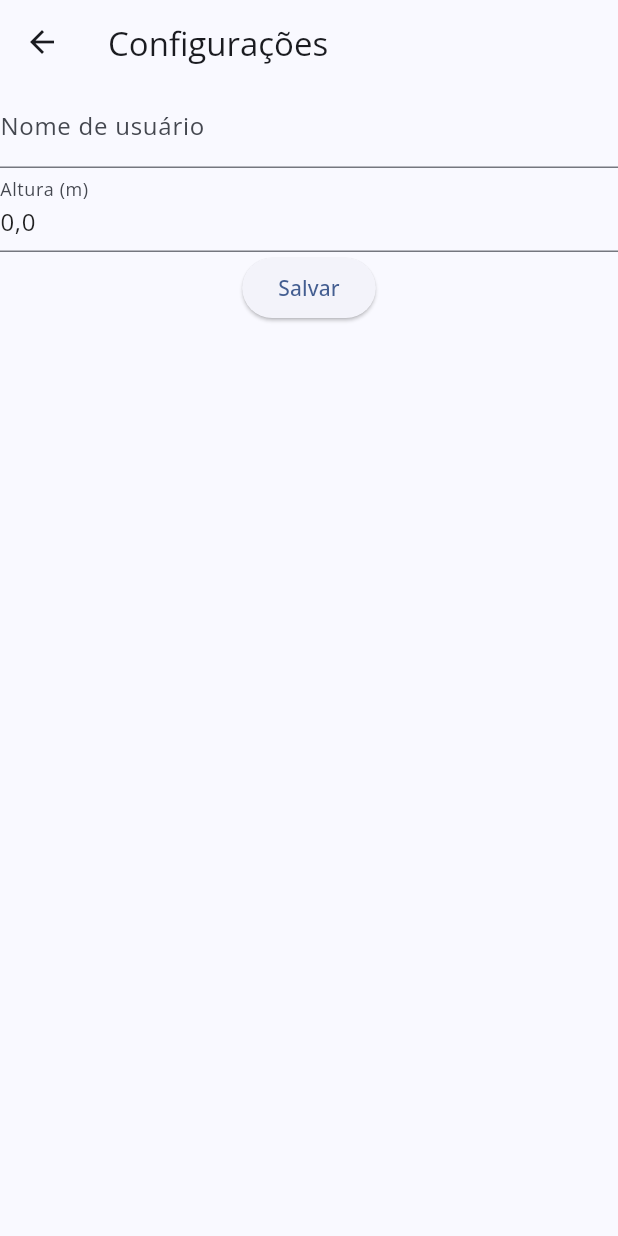
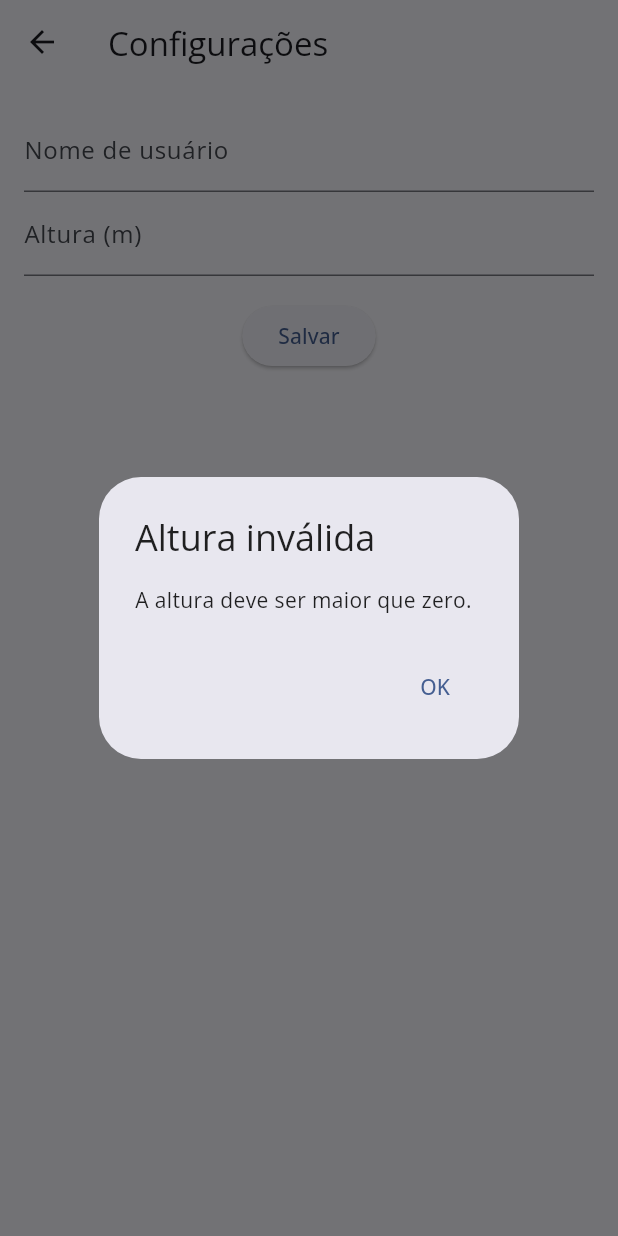
Before and after one commit to iugmali/imc_flutter, a Flutter app: the ConfigurationPage screen opened directly, after a tap on "Salvar", on a phone screen of 412 x 824 dp. Run offline on Flutter 3.47's test engine with Material 2 defaults, Android fonts, the phone set to English and light mode, and no system bars; our stand-ins replace google_fonts, hive, shared_preferences; accounts and stored records are empty; network calls fail.

```diff
--- a/lib/pages/configuration_page.dart
+++ b/lib/pages/configuration_page.dart
@@ -1,5 +1,6 @@
 import 'package:flutter/material.dart';
 import 'package:flutter/services.dart';
+import 'package:imc_flutter/pages/imc_page.dart';
 import 'package:imc_flutter/services/shared_preferences_service.dart';
 import 'package:imc_flutter/utils/regex_formatter.dart';
 
@@ -26,7 +27,9 @@ class _ConfigurationPageState extends State<ConfigurationPage> {
   _carregarDados() async {
     _usernameController.text = await storage.getUsername();
     double altura = await storage.getAltura();
+    if (altura > 0) {
       _alturaController.text = altura.toString().replaceAll('.', ',');
+    }
   }
 
   void _salvarDados() async {
@@ -38,10 +41,44 @@ class _ConfigurationPageState extends State<ConfigurationPage> {
     FocusManager.instance.primaryFocus?.unfocus();
     _altura = double.tryParse(_alturaController.text.replaceAll(',', '.')) ?? 0.0;
     if (_altura <= 0) {
+      showDialog(context: context, builder: (_) {
+        return AlertDialog(
+          title: const Text("Altura inválida"),
+          content: const Wrap(
+            children: [
+              Text("A altura deve ser maior que zero."),
+            ],
+          ),
+          actions: [
+            TextButton(
+                onPressed: () {
+                  Navigator.pop(context);
+                },
+                child: const Text("OK"))
+          ],
+        );
+      });
       return;
     }
     _username = _usernameController.text.trim();
     if (_username == "") {
+      showDialog(context: context, builder: (_) {
+        return AlertDialog(
+          title: const Text("Username inválido"),
+          content: const Wrap(
+            children: [
+              Text("O nome de usuário não deve ser vazio."),
+            ],
+          ),
+          actions: [
+            TextButton(
+                onPressed: () {
+                  Navigator.pop(context);
+                },
+                child: const Text("OK"))
+          ],
+        );
+      });
       return;
     }
     _salvarDados();
@@ -49,13 +86,20 @@ class _ConfigurationPageState extends State<ConfigurationPage> {
       const SnackBar(content: Text('Dados salvos com sucesso'))
     );
     Navigator.pop(context);
+    Navigator.pop(context);
+    Navigator.push(
+        context,
+        MaterialPageRoute(
+            builder: (context) => const ImcPage()));
   }
 
   @override
   Widget build(BuildContext context) {
     return Scaffold(
       appBar: AppBar(title: Text("Configurações"),),
-      body: Column(
+      body: Padding(
+        padding: const EdgeInsets.all(16.0),
+        child: Column(
           children: [
             TextField(
               controller: _usernameController,
@@ -79,8 +123,12 @@ class _ConfigurationPageState extends State<ConfigurationPage> {
               decoration:
               const InputDecoration(label: Text('Altura (m)')),
             ),
+            const SizedBox(
+              height: 16,
+            ),
             ElevatedButton(onPressed: _submitForm, child: Text("Salvar"))
           ],
+        ),
       ),
     );
   }
```
Also changed, not shown: lib/models/imc.dart (+9 -4 lines), lib/pages/imc_page.dart (+12 -15 lines), lib/pages/widgets/imc_form.dart (+60 -6 lines), lib/pages/widgets/my_drawer.dart (+28 -3 lines), lib/repositories/imc_repository.dart (+24 -10 lines), lib/models/imc.g.dart. Lines whose indentation alone changed are shown as unchanged.
